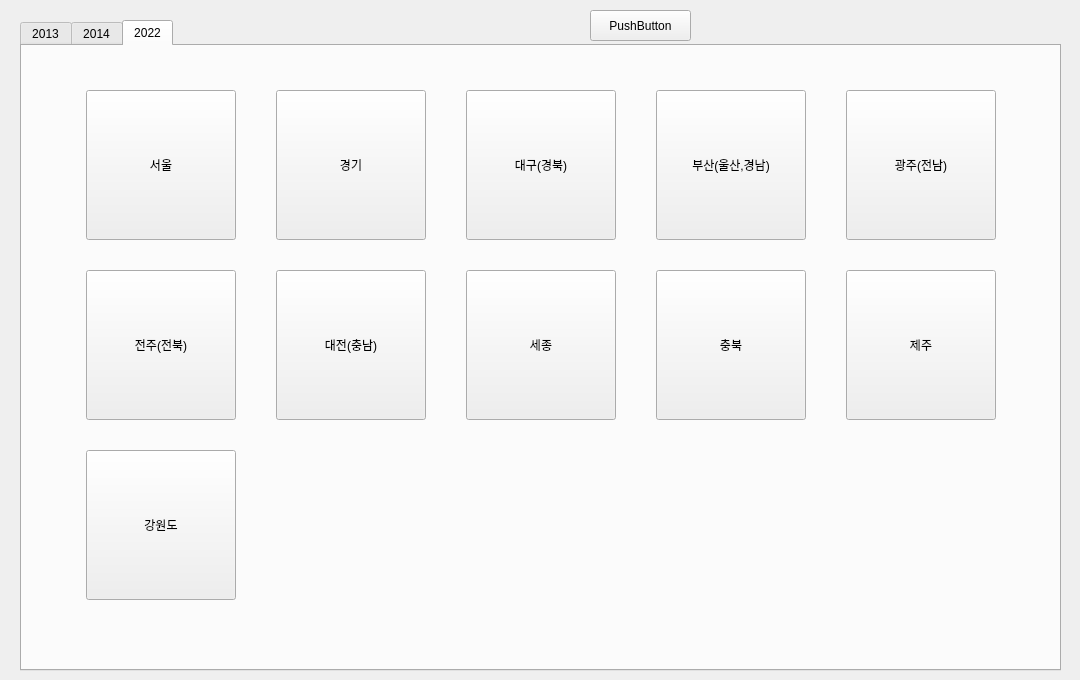
Qt form farm.ui (ving9/newbie) before a commit.
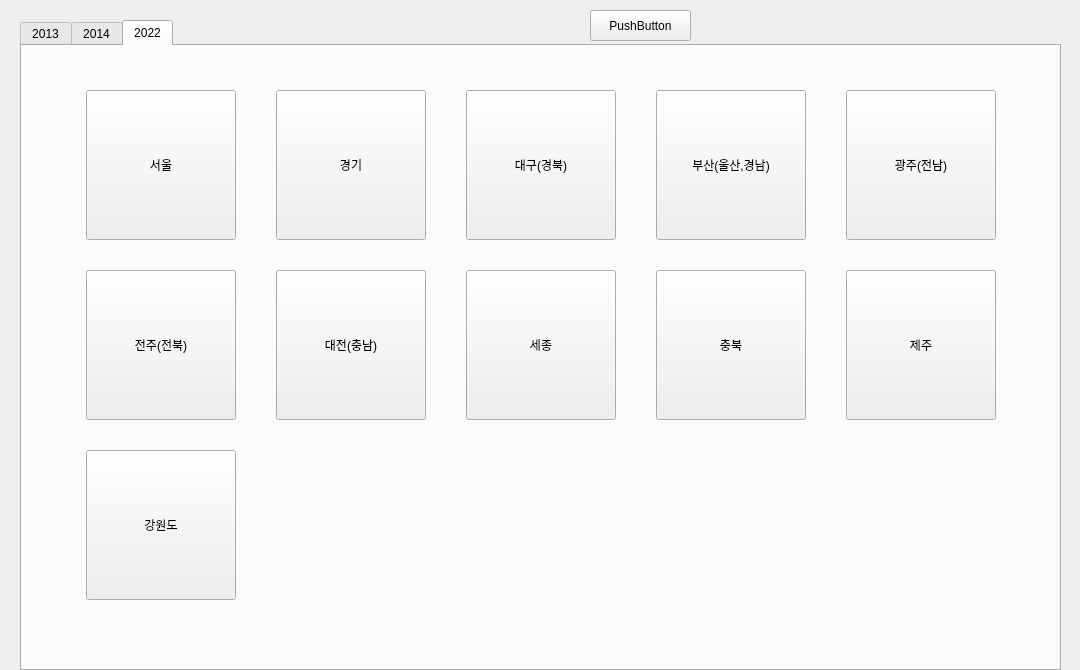
The same form after that commit. The open tabs and pages were chosen to show the change.

```diff
--- a/farm.ui
+++ b/farm.ui
@@ -7,7 +7,7 @@
     <x>0</x>
     <y>0</y>
     <width>1080</width>
-    <height>680</height>
+    <height>670</height>
    </rect>
   </property>
   <property name="windowTitle">
```
Left out of the diff: 4 changed lines with no effect on the pictures.
